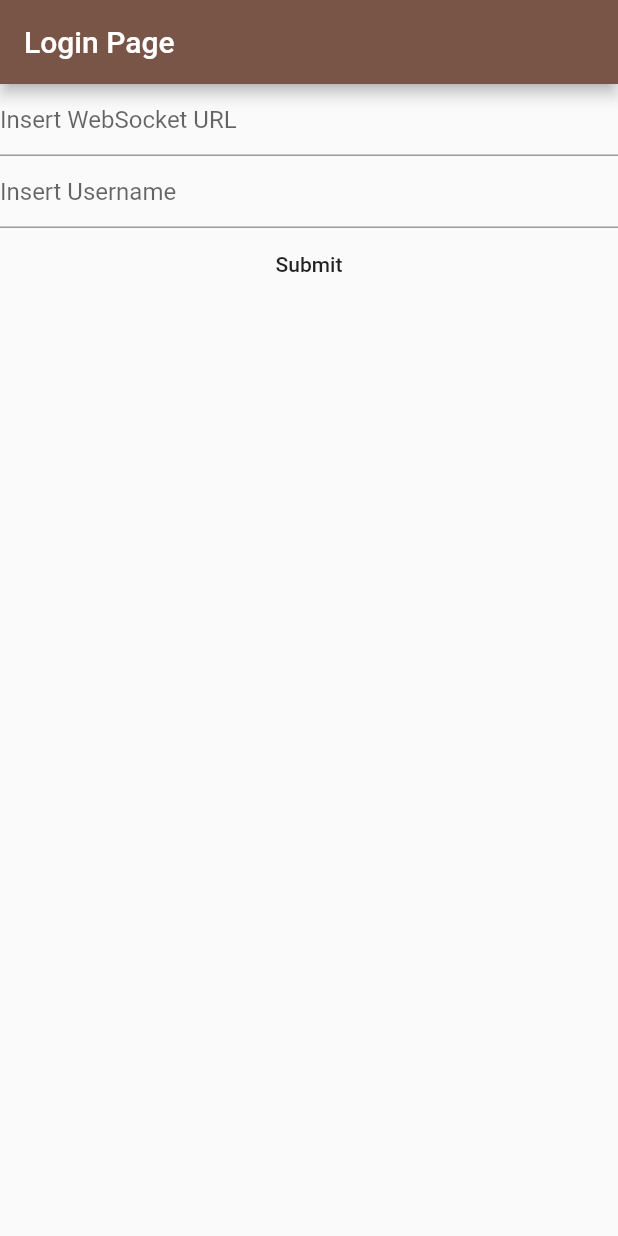
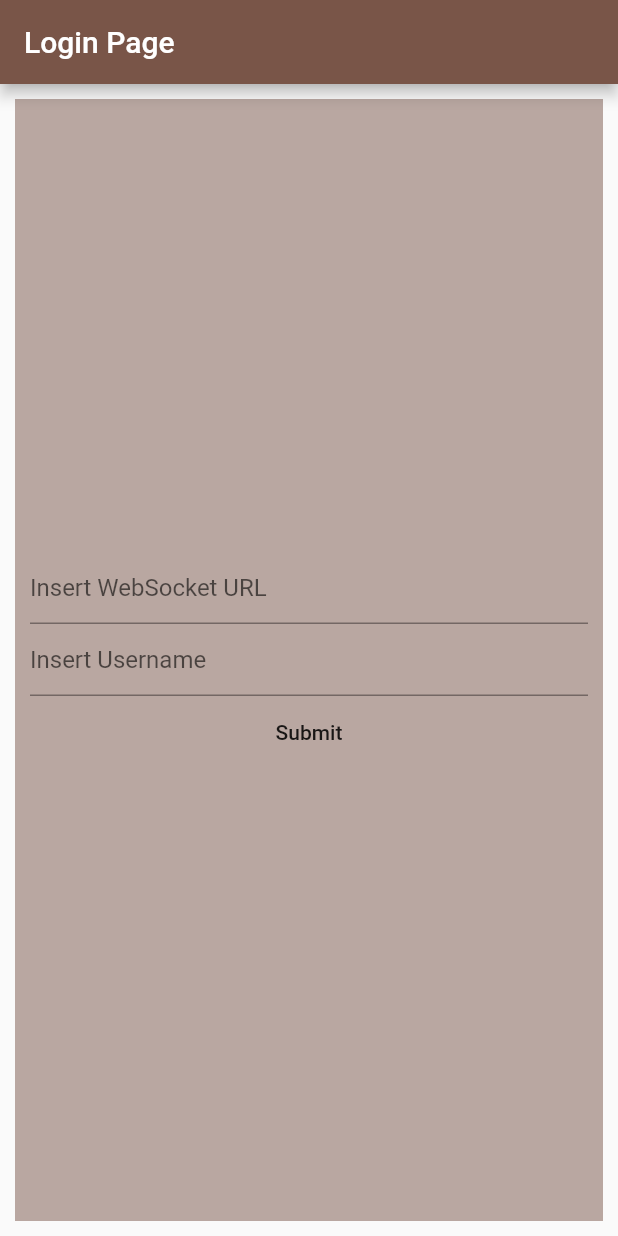
Before and after one commit to vinaykhare/javaeeandflutter, a Flutter app: the screen it shows after launch, on a phone screen of 412 x 824 dp. Run offline on Flutter 3.47's test engine with Material 2 defaults, Android fonts, the light colour scheme and no system bars; our stand-ins replace file_picker, image_picker.

Commit message:
Removed ScrollController. Corrected using Reverse. Corrected the image layout. Corrected the Login Layout

```diff
--- a/our_group_chat_app/lib/login/login.dart
+++ b/our_group_chat_app/lib/login/login.dart
@@ -24,31 +24,48 @@ class _LoginPageState extends State<LoginPage> {
       appBar: AppBar(
         title: const Text("Login Page"),
       ),
-      body: Column(
+      body: Center(
+        child: Container(
+          margin: const EdgeInsets.all(10),
+          padding: const EdgeInsets.all(10),
+          decoration: BoxDecoration(
+            color: Theme.of(context).primaryColor.withOpacity(0.5),
+          ),
+          child: Form(
+            child: Column(
+              mainAxisAlignment: MainAxisAlignment.center,
               children: [
                 TextField(
                   controller: urlController,
-            decoration: const InputDecoration(hintText: "Insert WebSocket URL"),
+                  decoration:
+                      const InputDecoration(hintText: "Insert WebSocket URL"),
                   onSubmitted: (data) {
-              widget.connectSocket(usernameController.text, urlController.text);
+                    widget.connectSocket(
+                        usernameController.text, urlController.text);
                   },
                   keyboardType: TextInputType.url,
                 ),
                 TextField(
                   controller: usernameController,
-            decoration: const InputDecoration(hintText: "Insert Username"),
+                  decoration:
+                      const InputDecoration(hintText: "Insert Username"),
                   onSubmitted: (data) {
-              widget.connectSocket(usernameController.text, urlController.text);
+                    widget.connectSocket(
+                        usernameController.text, urlController.text);
                   },
                 ),
                 MaterialButton(
                   onPressed: () {
-              widget.connectSocket(usernameController.text, urlController.text);
+                    widget.connectSocket(
+                        usernameController.text, urlController.text);
                   },
                   child: const Text("Submit"),
                 )
               ],
             ),
+          ),
+        ),
+      ),
     );
   }
 }
```
Also changed, not shown: our_group_chat_app/lib/apps/chat/group_chat.dart (+35 -15 lines), our_group_chat_app/pubspec.lock. Lines whose indentation alone changed are shown as unchanged.
